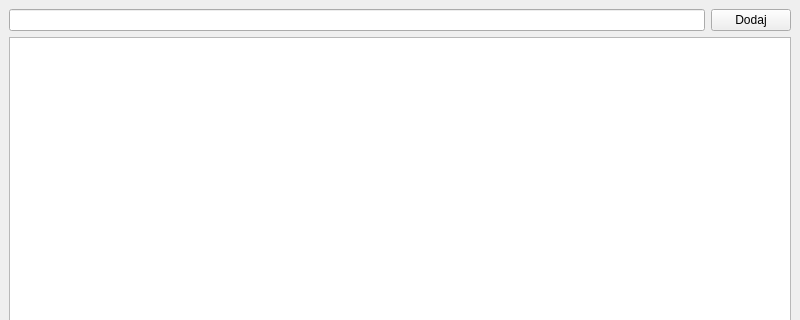
MichalNalewajko1/ToDoList, file ui/mainwindow.ui: the form before one commit; both pictures show x 0 to 800 and y 0 to 320 of the 800 by 600 pixel window.
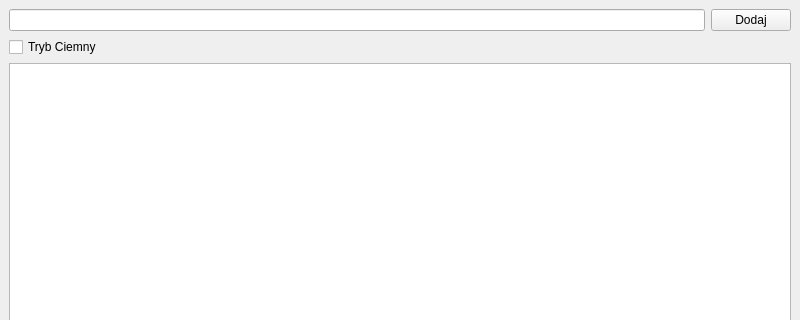
The form after the commit.

Commit message: Dodanie trybu ciemnego

Patch:
```diff
--- a/ui/mainwindow.ui
+++ b/ui/mainwindow.ui
@@ -29,6 +29,13 @@
       </item>
      </layout>
     </item>
+    <item>
+     <widget class="QCheckBox" name="cbDarkMode">
+      <property name="text">
+       <string>Tryb Ciemny</string>
+      </property>
+     </widget>
+    </item>
     <item>
      <widget class="QListWidget" name="listWidget"/>
     </item>
```
The commit also changes 2 other files.
